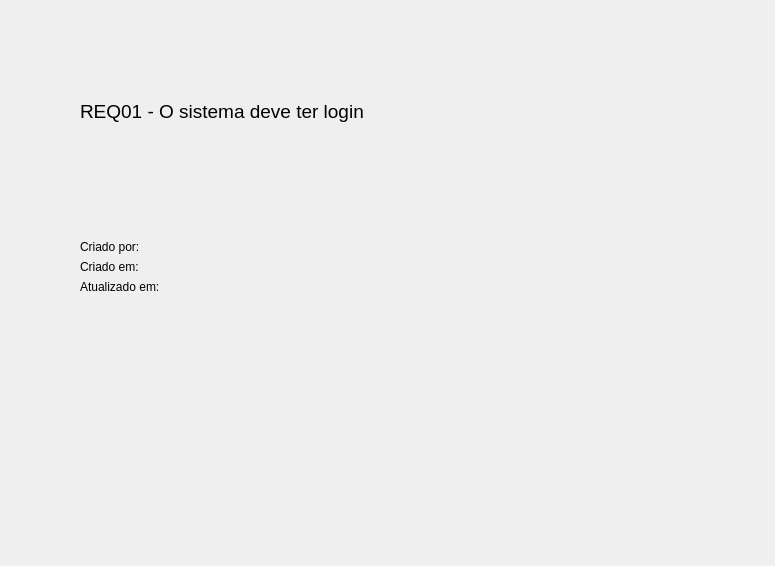
The window that src/app/views/properties.ui (guilhermeomt/rexpress) describes before a commit, drawn with Qt 5.
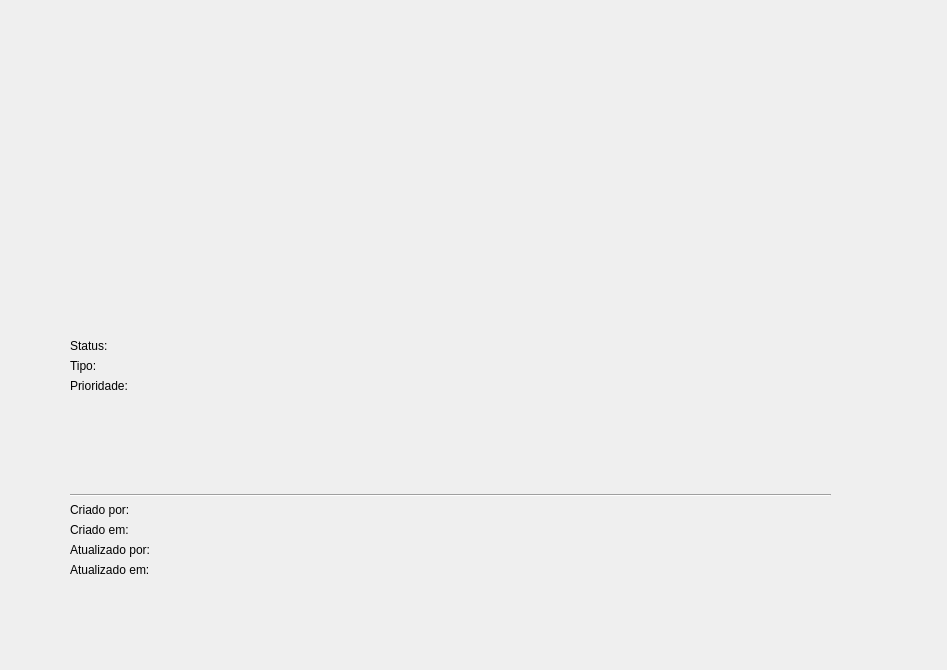
The same window after the commit.

```diff
--- a/src/app/views/properties.ui
+++ b/src/app/views/properties.ui
@@ -6,38 +6,118 @@
    <rect>
     <x>0</x>
     <y>0</y>
-    <width>775</width>
-    <height>566</height>
+    <width>947</width>
+    <height>670</height>
    </rect>
   </property>
   <property name="windowTitle">
    <string>Form</string>
   </property>
-  <widget class="QLabel" name="label_18">
+  <widget class="QWidget" name="verticalLayoutWidget">
    <property name="geometry">
     <rect>
-     <x>80</x>
-     <y>100</y>
-     <width>421</width>
-     <height>71</height>
+     <x>70</x>
+     <y>30</y>
+     <width>761</width>
+     <height>621</height>
     </rect>
    </property>
+   <layout class="QVBoxLayout" name="verticalLayout">
+    <item>
+     <layout class="QVBoxLayout" name="verticalLayout_4">
+      <item>
+       <widget class="QLabel" name="lblDefinition">
+        <property name="enabled">
+         <bool>true</bool>
+        </property>
    <property name="text">
-    <string>&lt;html&gt;&lt;head/&gt;&lt;body&gt;&lt;p&gt;&lt;span style=&quot; font-size:14pt;&quot;&gt;REQ01 - O sistema deve ter login&lt;/span&gt;&lt;/p&gt;&lt;p&gt;&lt;span style=&quot; font-size:14pt;&quot;&gt;&lt;br/&gt;&lt;/span&gt;&lt;/p&gt;&lt;/body&gt;&lt;/html&gt;</string>
+         <string>&lt;html&gt;&lt;head/&gt;&lt;body&gt;&lt;p&gt;&lt;span style=&quot; font-size:16pt;&quot;&gt;&lt;br/&gt;&lt;/span&gt;&lt;/p&gt;&lt;p&gt;&lt;span style=&quot; font-size:16pt;&quot;&gt;&lt;br/&gt;&lt;/span&gt;&lt;/p&gt;&lt;/body&gt;&lt;/html&gt;</string>
    </property>
    <property name="wordWrap">
     <bool>true</bool>
    </property>
   </widget>
-  <widget class="QWidget" name="formLayoutWidget_7">
-   <property name="geometry">
-    <rect>
-     <x>80</x>
-     <y>240</y>
-     <width>501</width>
-     <height>121</height>
-    </rect>
-   </property>
+      </item>
+     </layout>
+    </item>
+    <item>
+     <widget class="QLabel" name="lblEspecification">
+      <property name="enabled">
+       <bool>true</bool>
+      </property>
+      <property name="text">
+       <string>&lt;html&gt;&lt;head/&gt;&lt;body&gt;&lt;p&gt;&lt;span style=&quot; font-size:16pt;&quot;&gt;&lt;br/&gt;&lt;/span&gt;&lt;/p&gt;&lt;p&gt;&lt;span style=&quot; font-size:16pt;&quot;&gt;&lt;br/&gt;&lt;/span&gt;&lt;/p&gt;&lt;/body&gt;&lt;/html&gt;</string>
+      </property>
+      <property name="wordWrap">
+       <bool>true</bool>
+      </property>
+     </widget>
+    </item>
+    <item>
+     <layout class="QFormLayout" name="formLayout_8">
+      <item row="0" column="0">
+       <layout class="QFormLayout" name="formLayout_9">
+        <item row="0" column="0">
+         <widget class="QLabel" name="label_16">
+          <property name="text">
+           <string>Status:</string>
+          </property>
+         </widget>
+        </item>
+        <item row="2" column="0">
+         <widget class="QLabel" name="label_17">
+          <property name="text">
+           <string>Prioridade:</string>
+          </property>
+         </widget>
+        </item>
+        <item row="1" column="0">
+         <widget class="QLabel" name="label_2">
+          <property name="text">
+           <string>Tipo:</string>
+          </property>
+         </widget>
+        </item>
+       </layout>
+      </item>
+      <item row="0" column="1">
+       <layout class="QFormLayout" name="formLayout_10">
+        <item row="1" column="1">
+         <widget class="QLabel" name="lblStatus">
+          <property name="text">
+           <string/>
+          </property>
+         </widget>
+        </item>
+        <item row="2" column="1">
+         <widget class="QLabel" name="lblType">
+          <property name="text">
+           <string/>
+          </property>
+         </widget>
+        </item>
+        <item row="3" column="1">
+         <widget class="QLabel" name="lblPriority">
+          <property name="text">
+           <string/>
+          </property>
+         </widget>
+        </item>
+       </layout>
+      </item>
+     </layout>
+    </item>
+    <item>
+     <layout class="QHBoxLayout" name="horizontalLayout"/>
+    </item>
+    <item>
+     <widget class="Line" name="line">
+      <property name="orientation">
+       <enum>Qt::Horizontal</enum>
+      </property>
+     </widget>
+    </item>
+    <item>
    <layout class="QFormLayout" name="formLayout_7">
     <item row="0" column="0">
      <layout class="QFormLayout" name="formLayout_6">
@@ -51,7 +131,7 @@
       <item row="2" column="0">
        <widget class="QLabel" name="label_14">
         <property name="text">
-         <string>Atualizado em:</string>
+           <string>Atualizado por:</string>
         </property>
        </widget>
       </item>
@@ -62,6 +142,13 @@
         </property>
        </widget>
       </item>
+        <item row="3" column="0">
+         <widget class="QLabel" name="label_18">
+          <property name="text">
+           <string>Atualizado em:</string>
+          </property>
+         </widget>
+        </item>
      </layout>
     </item>
     <item row="0" column="1">
@@ -74,11 +161,34 @@
        </widget>
       </item>
       <item row="0" column="1">
-       <widget class="QLabel" name="label_16">
+         <widget class="QLabel" name="lblCreatedBy">
         <property name="text">
          <string/>
         </property>
        </widget>
+        </item>
+        <item row="2" column="1">
+         <widget class="QLabel" name="lblCreatedAt">
+          <property name="text">
+           <string/>
+          </property>
+         </widget>
+        </item>
+        <item row="4" column="1">
+         <widget class="QLabel" name="lblUpdatedAt">
+          <property name="text">
+           <string/>
+          </property>
+         </widget>
+        </item>
+        <item row="3" column="1">
+         <widget class="QLabel" name="lblUpdatedBy">
+          <property name="text">
+           <string/>
+          </property>
+         </widget>
+        </item>
+       </layout>
       </item>
      </layout>
     </item>
```
Left out of the diff: 11 changed lines with no effect on the pictures. Lines whose indentation alone changed are shown as unchanged.
